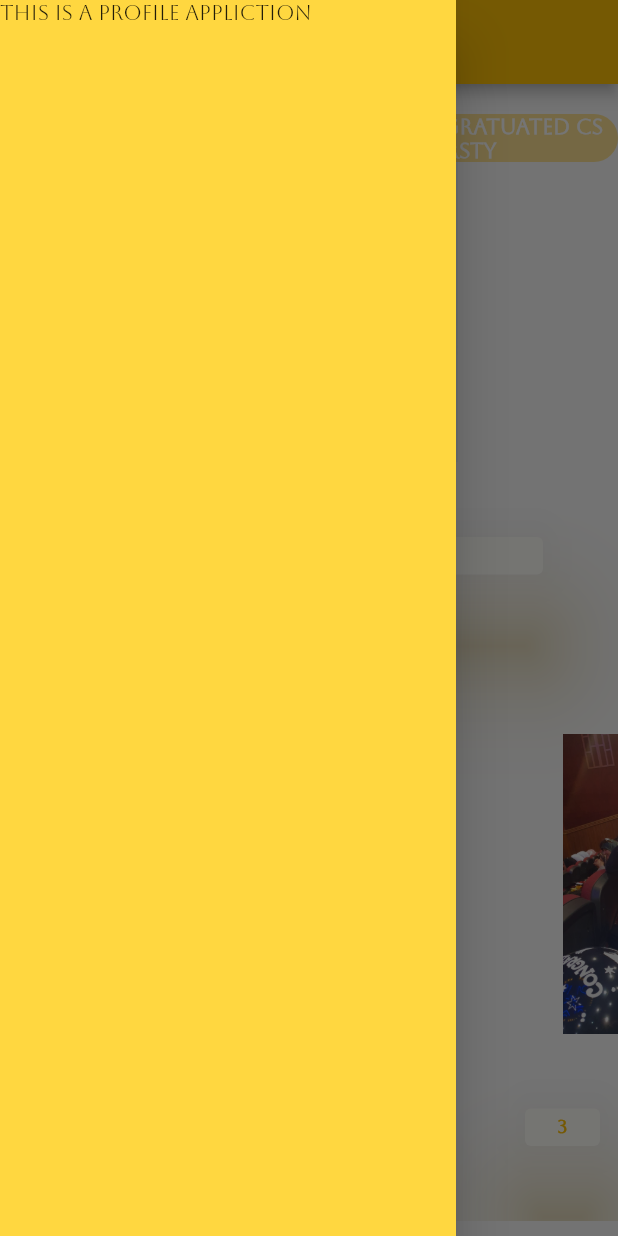
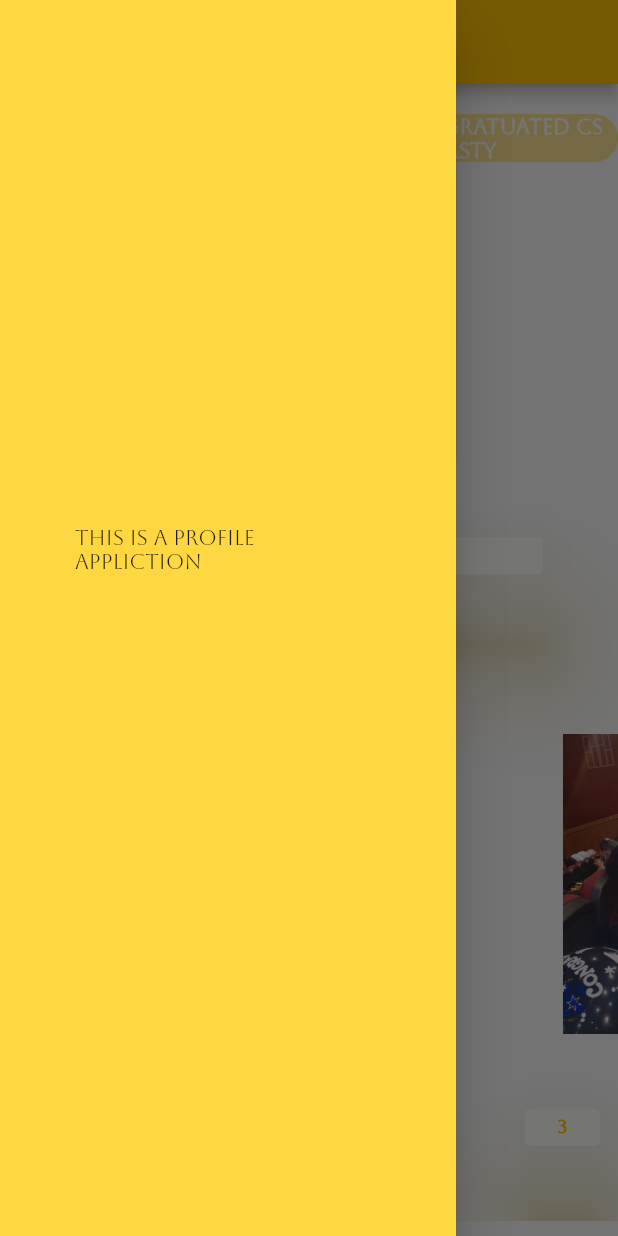
Before and after one commit to Malak925/app06, a Flutter app: the screen it shows after launch, with the side drawer open, on a phone screen of 412 x 824 dp. Run offline on Flutter 3.47's test engine with Material 2 defaults, Android fonts, the phone set to English and light mode, and no system bars.

Commit message:
last update

```diff
--- a/myownapp/lib/main.dart
+++ b/myownapp/lib/main.dart
@@ -21,8 +21,16 @@ class MyApp extends StatelessWidget {
           backgroundColor: Colors.amber,
         ),
         drawer: Drawer(
+
           backgroundColor: Colors.amberAccent,
-          child: Text("This is a profile appliction", style: TextStyle(fontFamily: 'aboreto'),),
+          child: Container(
+            margin: EdgeInsets.symmetric(vertical: 350, horizontal: 50),
+            decoration: BoxDecoration(
+
+            ),
+
+
+            child :Text("This is a profile appliction", style: TextStyle(fontFamily: 'aboreto'),)),
 
         ),
         body: ListView(
```
